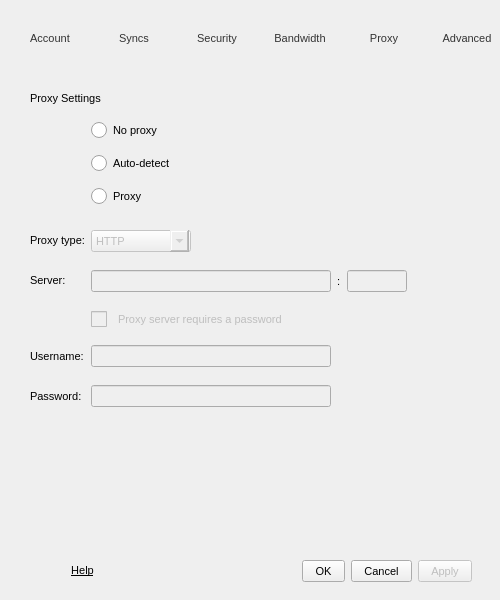
Before: the Qt Designer form src/MEGASync/gui/win/SettingsDialog.ui in meganz/MEGAsync, drawn with Qt 5.
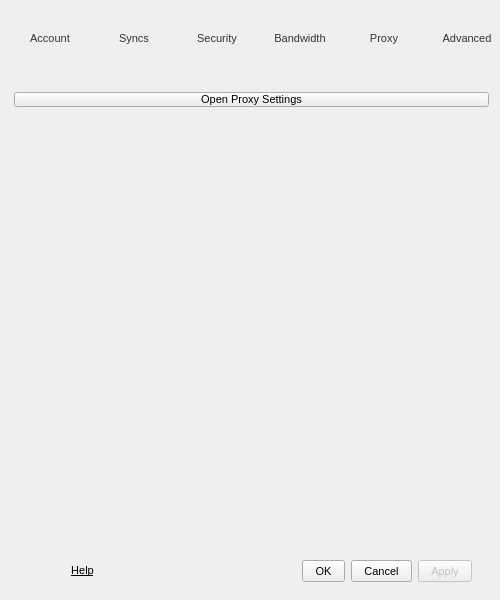
After: the same form once the commit is applied. The open tabs and pages were chosen to show the change. Icons and pictures are not drawn. Custom widgets are drawn as their Qt base class.

Commit message: Separate Proxy settings to new dialog (clean)

Diff of the .ui file:
```diff
--- a/src/MEGASync/gui/win/SettingsDialog.ui
+++ b/src/MEGASync/gui/win/SettingsDialog.ui
@@ -4740,390 +4740,12 @@
         <number>14</number>
        </property>
        <item>
-        <widget class="QLabel" name="label_8">
-         <property name="sizePolicy">
-          <sizepolicy hsizetype="Preferred" vsizetype="Maximum">
-           <horstretch>0</horstretch>
-           <verstretch>0</verstretch>
-          </sizepolicy>
-         </property>
-         <property name="focusPolicy">
-          <enum>Qt::StrongFocus</enum>
-         </property>
-         <property name="styleSheet">
-          <string notr="true">padding-left: 13px;</string>
-         </property>
+        <widget class="QPushButton" name="openProxySettingsButton">
          <property name="text">
-          <string>Proxy Settings</string>
+          <string>Open Proxy Settings</string>
          </property>
         </widget>
        </item>
-       <item>
-        <widget class="QGroupBox" name="gProxy">
-         <property name="sizePolicy">
-          <sizepolicy hsizetype="Preferred" vsizetype="Maximum">
-           <horstretch>0</horstretch>
-           <verstretch>0</verstretch>
-          </sizepolicy>
-         </property>
-         <property name="title">
-          <string/>
-         </property>
-         <property name="flat">
-          <bool>true</bool>
-         </property>
-         <layout class="QGridLayout" name="gridLayout_2">
-          <property name="sizeConstraint">
-           <enum>QLayout::SetDefaultConstraint</enum>
-          </property>
-          <property name="leftMargin">
-           <number>16</number>
-          </property>
-          <property name="topMargin">
-           <number>0</number>
-          </property>
-          <property name="rightMargin">
-           <number>9</number>
-          </property>
-          <property name="bottomMargin">
-           <number>1</number>
-          </property>
-          <property name="horizontalSpacing">
-           <number>6</number>
-          </property>
-          <property name="verticalSpacing">
-           <number>18</number>
-          </property>
-          <item row="8" column="1">
-           <widget class="QWidget" name="widget_13" native="true">
-            <property name="styleSheet">
-             <string notr="true">padding-left: -1px;
-</string>
-            </property>
-            <layout class="QVBoxLayout" name="verticalLayout_19">
-             <property name="spacing">
-              <number>6</number>
-             </property>
-             <property name="leftMargin">
-              <number>0</number>
-             </property>
-             <property name="topMargin">
-              <number>0</number>
-             </property>
-             <property name="rightMargin">
-              <number>0</number>
-             </property>
-             <property name="bottomMargin">
-              <number>2</number>
-             </property>
-             <item>
-              <widget class="QRadioButton" name="rNoProxy">
-               <property name="minimumSize">
-                <size>
-                 <width>0</width>
-                 <height>27</height>
-                </size>
-               </property>
-               <property name="maximumSize">
-                <size>
-                 <width>16777215</width>
-                 <height>27</height>
-                </size>
-               </property>
-               <property name="focusPolicy">
-                <enum>Qt::StrongFocus</enum>
-               </property>
-               <property name="text">
-                <string>No proxy</string>
-               </property>
-              </widget>
-             </item>
-             <item>
-              <widget class="QRadioButton" name="rProxyAuto">
-               <property name="minimumSize">
-                <size>
-                 <width>0</width>
-                 <height>27</height>
-                </size>
-               </property>
-               <property name="maximumSize">
-                <size>
-                 <width>16777215</width>
-                 <height>27</height>
-                </size>
-               </property>
-               <property name="focusPolicy">
-                <enum>Qt::StrongFocus</enum>
-               </property>
-               <property name="text">
-                <string>Auto-detect</string>
-               </property>
-               <property name="checked">
-                <bool>false</bool>
-               </property>
-              </widget>
-             </item>
-             <item>
-              <widget class="QRadioButton" name="rProxyManual">
-               <property name="minimumSize">
-                <size>
-                 <width>0</width>
-                 <height>27</height>
-                </size>
-               </property>
-               <property name="maximumSize">
-                <size>
-                 <width>16777215</width>
-                 <height>27</height>
-                </size>
-               </property>
-               <property name="focusPolicy">
-                <enum>Qt::StrongFocus</enum>
-               </property>
-               <property name="styleSheet">
-                <string notr="true"/>
-               </property>
-               <property name="text">
-                <string>Proxy</string>
-               </property>
-              </widget>
-             </item>
-            </layout>
-           </widget>
-          </item>
-          <item row="10" column="1">
-           <widget class="QWidget" name="wProxyAddress" native="true">
-            <property name="sizePolicy">
-             <sizepolicy hsizetype="Preferred" vsizetype="Maximum">
-              <horstretch>0</horstretch>
-              <verstretch>0</verstretch>
-             </sizepolicy>
-            </property>
-            <layout class="QHBoxLayout" name="horizontalLayout_8">
-             <property name="leftMargin">
-              <number>0</number>
-             </property>
-             <property name="topMargin">
-              <number>0</number>
-             </property>
-             <property name="rightMargin">
-              <number>0</number>
-             </property>
-             <property name="bottomMargin">
-              <number>0</number>
-             </property>
-             <item>
-              <widget class="QLineEdit" name="eProxyServer">
-               <property name="enabled">
-                <bool>false</bool>
-               </property>
-               <property name="minimumSize">
-                <size>
-                 <width>240</width>
-                 <height>0</height>
-                </size>
-               </property>
-               <property name="maximumSize">
-                <size>
-                 <width>240</width>
-                 <height>16777215</height>
-                </size>
-               </property>
-               <property name="inputMethodHints">
-                <set>Qt::ImhUrlCharactersOnly</set>
-               </property>
-               <property name="text">
-                <string notr="true"/>
-               </property>
-              </widget>
-             </item>
-             <item>
-              <widget class="QLabel" name="lProxyPortSeparator">
-               <property name="text">
-                <string notr="true">:</string>
-               </property>
-              </widget>
-             </item>
-             <item>
-              <widget class="QLineEdit" name="eProxyPort">
-               <property name="enabled">
-                <bool>false</bool>
-               </property>
-               <property name="maximumSize">
-                <size>
-                 <width>60</width>
-                 <height>16777215</height>
-                </size>
-               </property>
-               <property name="inputMethodHints">
-                <set>Qt::ImhDigitsOnly</set>
-               </property>
-               <property name="text">
-                <string notr="true"/>
-               </property>
-               <property name="alignment">
-                <set>Qt::AlignCenter</set>
-               </property>
-              </widget>
-             </item>
-             <item>
-              <spacer name="horizontalSpacer_4">
-               <property name="orientation">
-                <enum>Qt::Horizontal</enum>
-               </property>
-               <property name="sizeHint" stdset="0">
-                <size>
-                 <width>40</width>
-                 <height>20</height>
-                </size>
-               </property>
-              </spacer>
-             </item>
-            </layout>
-           </widget>
-          </item>
-          <item row="12" column="0">
-           <widget class="QLabel" name="lProxyUsername">
-            <property name="focusPolicy">
-             <enum>Qt::NoFocus</enum>
-            </property>
-            <property name="text">
-             <string>Username:</string>
-            </property>
-           </widget>
-          </item>
-          <item row="13" column="0">
-           <widget class="QLabel" name="lProxyPassword">
-            <property name="sizePolicy">
-             <sizepolicy hsizetype="Preferred" vsizetype="Preferred">
-              <horstretch>0</horstretch>
-              <verstretch>0</verstretch>
-             </sizepolicy>
-            </property>
-            <property name="focusPolicy">
-             <enum>Qt::NoFocus</enum>
-            </property>
-            <property name="text">
-             <string>Password:</string>
-            </property>
-           </widget>
-          </item>
-          <item row="12" column="1">
-           <widget class="QLineEdit" name="eProxyUsername">
-            <property name="enabled">
-             <bool>false</bool>
-            </property>
-            <property name="minimumSize">
-             <size>
-              <width>240</width>
-              <height>0</height>
-             </size>
-            </property>
-            <property name="maximumSize">
-             <size>
-              <width>240</width>
-              <height>16777215</height>
-             </size>
-            </property>
-            <property name="accessibleName">
-             <string>Username:</string>
-            </property>
-            <property name="text">
-             <string notr="true"/>
-            </property>
-           </widget>
-          </item>
-          <item row="9" column="0">
-           <widget class="QLabel" name="lProxyType">
-            <property name="focusPolicy">
-             <enum>Qt::StrongFocus</enum>
-            </property>
-            <property name="text">
-             <string>Proxy type:</string>
-            </property>
-           </widget>
-          </item>
-          <item row="11" column="1">
-           <widget class="QCheckBox" name="cProxyRequiresPassword">
-            <property name="enabled">
-             <bool>false</bool>
-            </property>
-            <property name="text">
-             <string>Proxy server requires a password</string>
-            </property>
-           </widget>
-          </item>
-          <item row="9" column="1">
-           <widget class="QComboBox" name="cProxyType">
-            <property name="enabled">
-             <bool>false</bool>
-            </property>
-            <property name="sizePolicy">
-             <sizepolicy hsizetype="Maximum" vsizetype="Fixed">
-              <horstretch>0</horstretch>
-              <verstretch>0</verstretch>
-             </sizepolicy>
-            </property>
-            <property name="minimumSize">
-             <size>
-              <width>100</width>
-              <height>0</height>
-             </size>
-            </property>
-            <property name="maximumSize">
-             <size>
-              <width>16777215</width>
-              <height>16777215</height>
-             </size>
-            </property>
-            <item>
-             <property name="text">
-              <string>HTTP</string>
-             </property>
-            </item>
-           </widget>
-          </item>
-          <item row="13" column="1">
-           <widget class="QLineEdit" name="eProxyPassword">
-            <property name="enabled">
-             <bool>false</bool>
-            </property>
-            <property name="minimumSize">
-             <size>
-              <width>240</width>
-              <height>0</height>
-             </size>
-            </property>
-            <property name="maximumSize">
-             <size>
-              <width>240</width>
-              <height>16777215</height>
-             </size>
-            </property>
-            <property name="accessibleName">
-             <string>Password:</string>
-            </property>
-            <property name="text">
-             <string notr="true"/>
-            </property>
-            <property name="echoMode">
-             <enum>QLineEdit::Password</enum>
-            </property>
-           </widget>
-          </item>
-          <item row="10" column="0">
-           <widget class="QLabel" name="lProxyServer">
-            <property name="focusPolicy">
-             <enum>Qt::StrongFocus</enum>
-            </property>
-            <property name="text">
-             <string>Server:</string>
-            </property>
-           </widget>
-          </item>
-         </layout>
-        </widget>
-       </item>
        <item>
         <spacer name="verticalSpacer_5">
          <property name="orientation">
```
Left out of the diff: 14 changed lines with no effect on the pictures. The commit also changes 5 other files.
